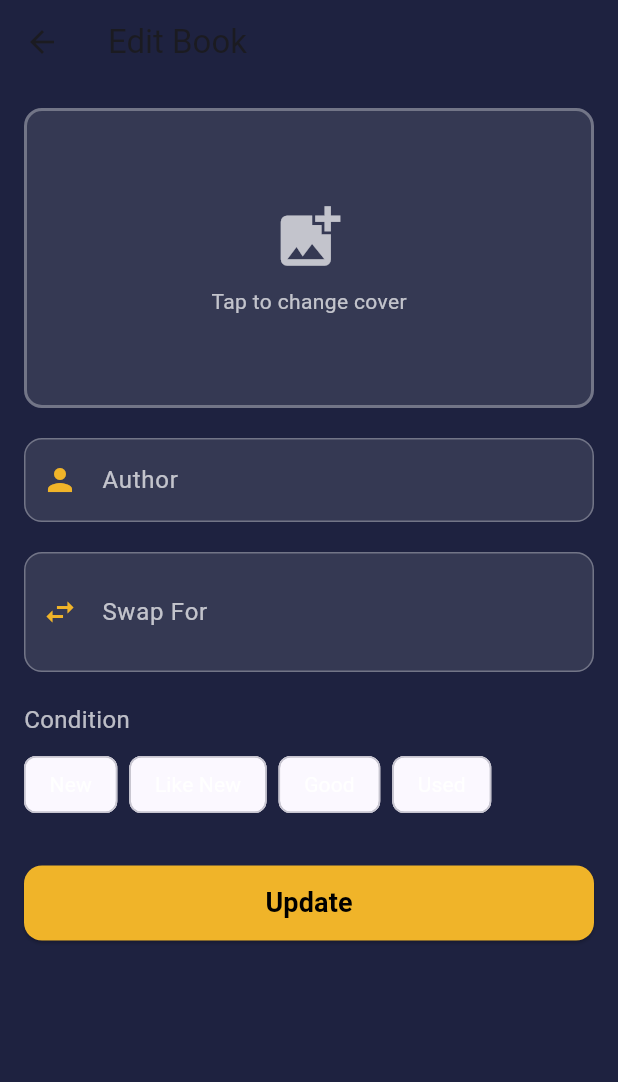
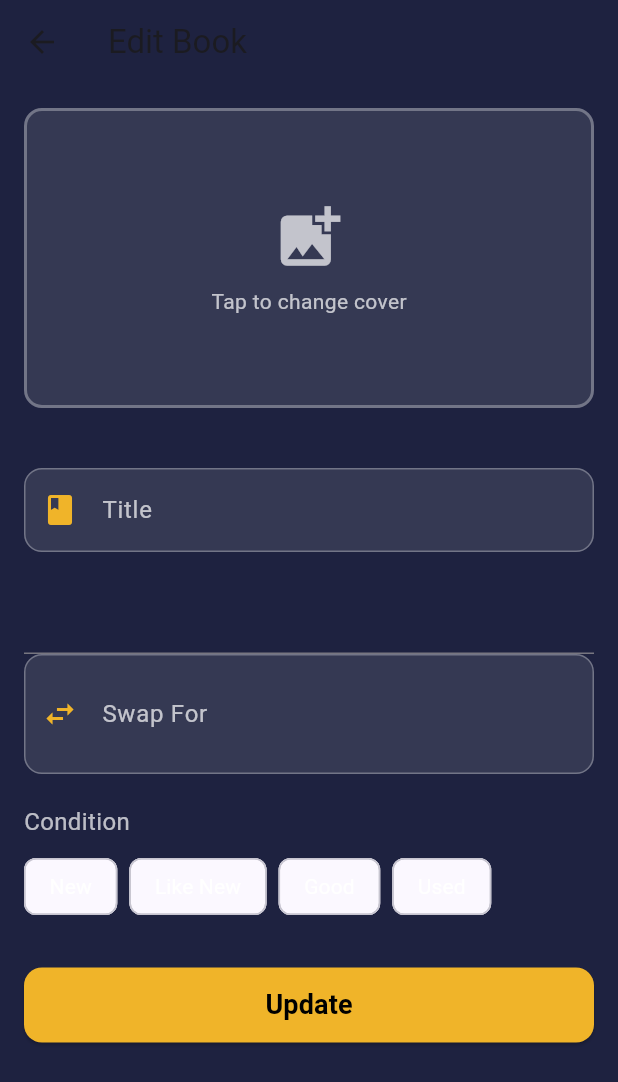
Before and after one commit to TonnyleeM/individual_assignment-2, a Flutter app: the EditBookScreen screen opened directly with empty values, on a phone screen of 412 x 824 dp. Shown: the top 1082 px of the screen. Run offline on Flutter 3.47's test engine with Material 3 defaults, Android fonts, the phone set to English and light mode, and no system bars; our stand-ins replace cached_network_image, cloud_firestore, firebase_auth, firebase_core, firebase_storage, image_picker; accounts and stored records are empty.

```diff
--- a/bookswap/lib/screens/listings/edit_book_screen.dart
+++ b/bookswap/lib/screens/listings/edit_book_screen.dart
@@ -75,6 +75,7 @@ class _EditBookScreenState extends State<EditBookScreen> {
       bookId: widget.book.id,
       title: _titleController.text.trim(),
       author: _authorController.text.trim(),
+      swapFor: _swapForController.text.trim(),
       condition: _selectedCondition,
       imageFile: _imageChanged ? _selectedImage : null,
       existingImageUrl: widget.book.coverImageUrl,
@@ -171,12 +172,14 @@ class _EditBookScreenState extends State<EditBookScreen> {
               ),
               const SizedBox(height: 20),
               // Title field
+              const SizedBox(height: 20),
+              // Title field
               TextFormField(
-                controller: _authorController,
+                controller: _titleController,
                 decoration: InputDecoration(
-                  labelText: 'Author',
+                  labelText: 'Title',
                   labelStyle: const TextStyle(color: Colors.white70),
-                  prefixIcon: const Icon(Icons.person, color: AppColors.accent),
+                  prefixIcon: const Icon(Icons.book, color: AppColors.accent),
                   filled: true,
                   fillColor: Colors.white.withOpacity(0.1),
                   border: OutlineInputBorder(
@@ -198,10 +201,14 @@ class _EditBookScreenState extends State<EditBookScreen> {
                   ),
                 ),
                 style: const TextStyle(color: Colors.white),
-                validator: (value) => notEmpty(value, fieldName: 'Author'),
+                validator: (value) => notEmpty(value, fieldName: 'Title'),
               ),
               const SizedBox(height: 20),
-              // Swap For field
+              // Author field (this is the one already at line 161)
+              TextFormField(
+                controller: _authorController,
+                // ... rest stays the same
+              ),
               TextFormField(
                 controller: _swapForController,
                 decoration: InputDecoration(
```
